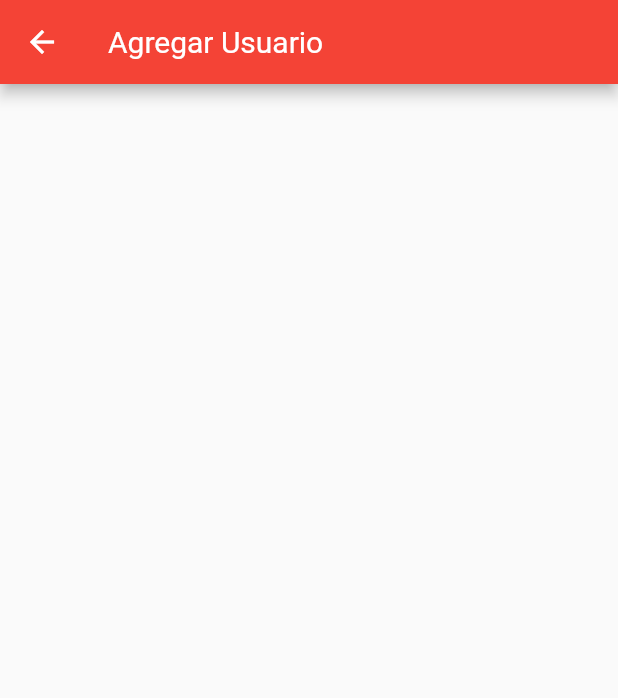
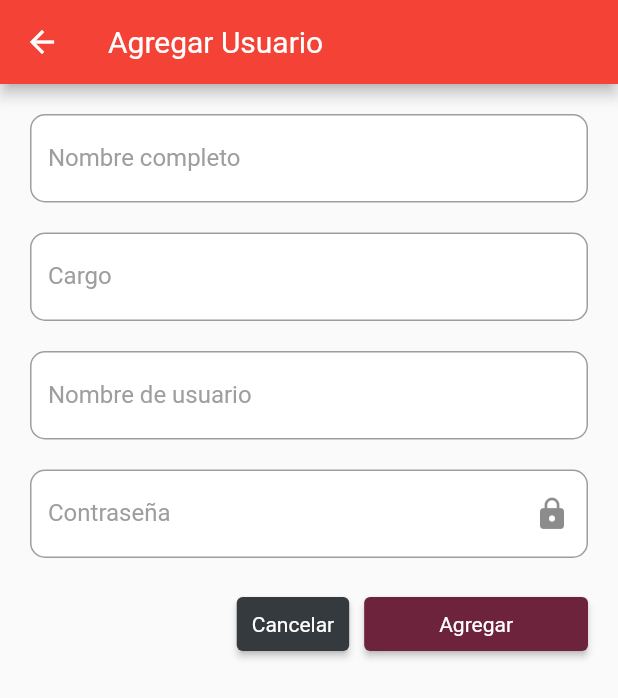
Before and after one commit to daniort/salas-pochutla, a Flutter app: the AddUserPage screen opened by its route, on a phone screen of 412 x 824 dp. Shown: the top 698 px of the screen. Run offline on Flutter 3.47's test engine with Material 2 defaults, Android fonts, the light colour scheme and no system bars; our stand-ins replace firebase_core, firebase_database, shared_preferences; accounts and stored records are empty.

Commit message:
add user

```diff
--- a/lib/screens/salas/add_sala.dart
+++ b/lib/screens/salas/add_sala.dart
@@ -103,8 +103,7 @@ class _AddSalaPageState extends State<AddSalaPage> {
                         }
                       }
                     },
-                    child:
-                        this.state!.isLoading ? spinner() : Text('Solicitar'),
+                    child: this.state!.isLoading ? spinner() : Text('Agregar'),
                   ),
                 ],
               ),
--- a/lib/screens/users/add_user.dart
+++ b/lib/screens/users/add_user.dart
@@ -1,4 +1,8 @@
 import 'package:flutter/material.dart';
+import 'package:provider/provider.dart';
+import 'package:sigea/models/models.dart';
+import 'package:sigea/services/services.dart';
+import 'package:sigea/values/values.dart';
 
 class AddUserPage extends StatefulWidget {
   @override
@@ -6,12 +10,153 @@ class AddUserPage extends StatefulWidget {
 }
 
 class _AddUserPageState extends State<AddUserPage> {
+  GlobalKey<FormState> _formsala = GlobalKey<FormState>();
+  TextEditingController nombreController = TextEditingController();
+  TextEditingController cargoController = TextEditingController();
+  TextEditingController usernameController = TextEditingController();
+  TextEditingController passController = TextEditingController();
+
+  Size? size;
+  AppState? state;
+  bool obcured = true;
+
+  @override
+  void dispose() {
+    this.nombreController.dispose();
+    this.cargoController.dispose();
+    super.dispose();
+  }
+
   @override
   Widget build(BuildContext context) {
+    this.size = MediaQuery.of(context).size;
+    this.state = Provider.of<AppState>(context, listen: true);
     return Scaffold(
       appBar: AppBar(
         title: Text('Agregar Usuario'),
       ),
+      body: Form(
+        key: _formsala,
+        child: SingleChildScrollView(
+          padding: EdgeInsets.symmetric(horizontal: 20),
+          child: Column(
+            children: [
+              SizedBox(height: 20),
+              TextFormField(
+                controller: nombreController,
+                maxLines: 1,
+                decoration: inputDecora('Nombre completo'),
+                validator: (String? val) {
+                  if (val!.isEmpty) {
+                    return 'Debe ingresar un nombre';
+                  }
+                },
+              ),
+              SizedBox(height: 20),
+              TextFormField(
+                controller: cargoController,
+                maxLines: 1,
+                decoration: inputDecora('Cargo'),
+                validator: (String? val) {
+                  if (val!.isEmpty) {
+                    return 'Debe ingresar un cargo';
+                  }
+                },
+              ),
+              SizedBox(height: 20),
+              TextFormField(
+                controller: usernameController,
+                maxLines: 1,
+                decoration: inputDecora('Nombre de usuario'),
+                validator: (String? val) {
+                  if (val!.isEmpty) {
+                    return 'Debe ingresar un nombre de usaurios';
+                  }
+                },
+              ),
+              SizedBox(height: 20),
+              TextFormField(
+                controller: passController,
+                maxLines: 1,
+                obscureText: this.obcured,
+                decoration: InputDecoration(
+                  suffixIcon: IconButton(
+                    icon: Icon(this.obcured ? Icons.lock : Icons.lock_open),
+                    onPressed: () {
+                      this.obcured = !this.obcured;
+                      setState(() {});
+                    },
+                  ),
+                  border: OutlineInputBorder(
+                    borderRadius: BorderRadius.circular(10.0),
+                  ),
+                  filled: true,
+                  hintStyle: TextStyle(color: textGreyLigth),
+                  fillColor: Colors.white,
+                  labelText: 'Contraseña',
+                ),
+                validator: (String? val) {
+                  if (val!.isEmpty) {
+                    return 'Debe ingresar una contraseña';
+                  }
+                  if (val!.length < 8) {
+                    return 'La contraseña es muy corta.';
+                  }
+                },
+              ),
+              SizedBox(height: 20),
+              Row(
+                mainAxisAlignment: MainAxisAlignment.end,
+                children: [
+                  ElevatedButton(
+                    style: ButtonStyle(
+                      backgroundColor:
+                          MaterialStateProperty.all<Color>(primaryGrey),
+                      padding: MaterialStateProperty.all<EdgeInsets>(
+                        EdgeInsets.symmetric(horizontal: 10),
+                      ),
+                    ),
+                    onPressed: () {
+                      Navigator.pop(context);
+                    },
+                    child: Text('Cancelar'),
+                  ),
+                  SizedBox(width: 10),
+                  ElevatedButton(
+                    style: ButtonStyle(
+                      padding: MaterialStateProperty.all<EdgeInsets>(
+                        EdgeInsets.symmetric(horizontal: 50),
+                      ),
+                      backgroundColor:
+                          MaterialStateProperty.all<Color>(primaryRed),
+                    ),
+                    onPressed: () async {
+                      if (this._formsala.currentState!.validate()) {
+                        Map info = {
+                          "cargo": this.cargoController.text.toUpperCase(),
+                          "nombre": this.nombreController.text.toUpperCase(),
+                          "firma": this.passController.text,
+                          "user": this.usernameController.text,
+                        };
+                        ResModel _res =
+                            await this.state!.agregarNuevaUsuario(info);
+                        if (_res.success!) {
+                          Navigator.pop(context);
+                          snack(context, 'Usuario Agregado', secundaryGreen);
+                        } else {
+                          snack(context, _res.mensaje!, secundaryRed);
+                        }
+                      }
+                    },
+                    child: this.state!.isLoading ? spinner() : Text('Agregar'),
+                  ),
+                ],
+              ),
+              SizedBox(height: 60),
+            ],
+          ),
+        ),
+      ),
     );
   }
 }
--- a/lib/screens/users/users.dart
+++ b/lib/screens/users/users.dart
@@ -138,6 +138,7 @@ class _UsuariosPageState extends State<UsuariosPage> {
                                                       ? secundaryGreen
                                                       : secundaryRed,
                                                 );
+                                                setState(() {});
                                               },
                                             ),
                                           ],
```
Also changed, not shown: lib/services/appstate.dart (+12 -0 lines), lib/services/user_services.dart (+13 -1 lines).
